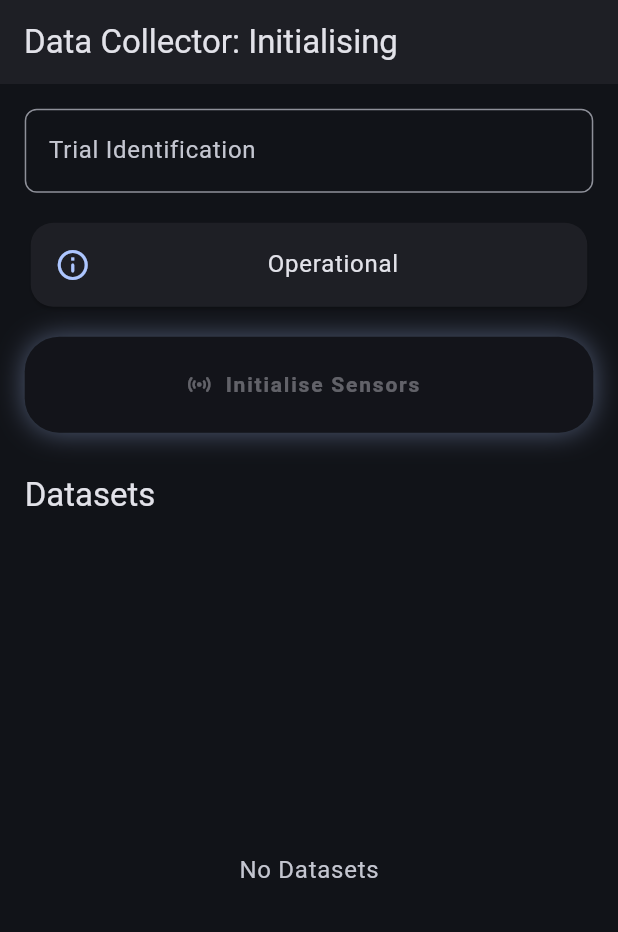
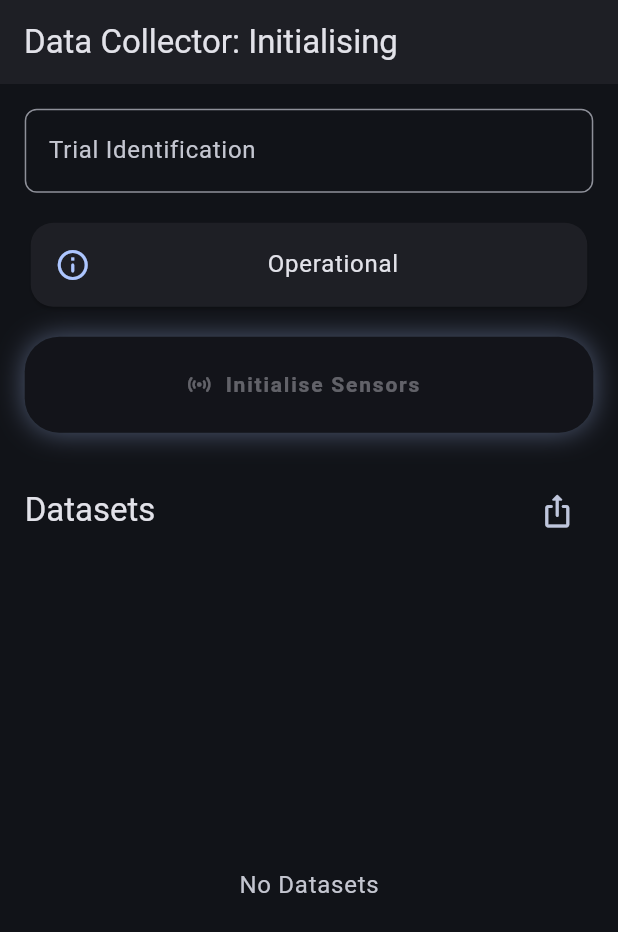
Before and after one commit to minguyeme/sprint_companion, a Flutter app: the screen it shows after launch, on a phone screen of 412 x 824 dp. Shown: the top 932 px of the screen. Run offline on Flutter 3.47's test engine with Material 3 defaults, Android fonts, the phone set to English and light mode, and no system bars; our stand-ins replace csv, geolocator, rxdart, sensors_plus, share_plus.

Commit message:
feat(DataCollector): add bulk sharing

```diff
--- a/lib/features/data_collector/data_collector_view/widgets/expanded_datasets_list.dart
+++ b/lib/features/data_collector/data_collector_view/widgets/expanded_datasets_list.dart
@@ -17,7 +17,16 @@ class ExpandedDatasetsList extends StatelessWidget {
         crossAxisAlignment: CrossAxisAlignment.stretch,
         spacing: 8,
         children: [
-          Text('Datasets', style: theme.textTheme.titleLarge),
+          Row(
+            children: [
+              Text('Datasets', style: theme.textTheme.titleLarge),
+              Spacer(),
+              IconButton(
+                onPressed: _viewModel.handleBulkShare,
+                icon: Icon(Icons.ios_share_rounded, color: theme.colorScheme.secondary)
+              ),
+            ],
+          ),
           Expanded(
             child: ListenableBuilder(
               listenable: _viewModel,
--- a/lib/features/data_collector/data_collector_view/widgets/primary_action_button.dart
+++ b/lib/features/data_collector/data_collector_view/widgets/primary_action_button.dart
@@ -24,42 +24,42 @@ class PrimaryActionButton extends StatelessWidget {
         ) = switch (_viewModel.collectorStatus) {
           CollectorStatus.inactive => (
             Icons.sensors_rounded,
-            const Text('Initialise Sensors'),
+            'Initialise Sensors',
             theme.colorScheme.surfaceContainer,
             theme.colorScheme.onSurface,
             _viewModel.initialiseScreen,
           ),
           CollectorStatus.initialising => (
             Icons.sensors_rounded,
-            const Text('Initialise Sensors'),
+            'Initialise Sensors',
             theme.colorScheme.surfaceContainer,
             theme.colorScheme.onSurface,
             null,
           ),
           CollectorStatus.idle => (
             Icons.play_arrow_rounded,
-            const Text('Start Recording'),
+            'Start Recording',
             theme.colorScheme.primaryContainer,
             theme.colorScheme.onPrimaryContainer,
             _viewModel.handlePrimaryButtonPress,
           ),
           CollectorStatus.recording => (
             Icons.stop_rounded,
-            const Text('Stop Recording'),
+            'Stop Recording',
             theme.colorScheme.tertiaryContainer,
             theme.colorScheme.onTertiaryContainer,
             _viewModel.handlePrimaryButtonPress,
           ),
           CollectorStatus.cached => (
             Icons.save_alt_rounded,
-            const Text('Save Recording'),
+            'Save Recording',
             theme.colorScheme.secondaryContainer,
             theme.colorScheme.onSecondaryContainer,
             _viewModel.handlePrimaryButtonPress,
           ),
           CollectorStatus.processing => (
             Icons.save_alt_rounded,
-            const Text('Save Recording'),
+            'Save Recording',
             theme.colorScheme.secondaryContainer,
             theme.colorScheme.onSecondaryContainer,
             null,
@@ -67,7 +67,10 @@ class PrimaryActionButton extends StatelessWidget {
         };
         return Container(
           decoration: BoxDecoration(
-            borderRadius: (theme.filledButtonTheme.style?.shape?.resolve({}) as RoundedRectangleBorder?)?.borderRadius,
+            borderRadius:
+                (theme.filledButtonTheme.style?.shape?.resolve({})
+                        as RoundedRectangleBorder?)
+                    ?.borderRadius,
             boxShadow: [
               if (action == null)
                 BoxShadow(
@@ -90,8 +93,14 @@ class PrimaryActionButton extends StatelessWidget {
               disabledBackgroundColor: bgColor.withValues(alpha: 0.12),
               disabledForegroundColor: fgColor.withValues(alpha: 0.38),
             ),
-            icon: Icon(buttonIcon),
-            label: buttonLabel,
+            icon: AnimatedSwitcher(
+              duration: const Duration(milliseconds: 200),
+              child: Icon(buttonIcon, key: ValueKey(buttonIcon)),
+            ),
+            label: AnimatedSwitcher(
+              duration: const Duration(milliseconds: 200),
+              child: Text(buttonLabel, key: ValueKey(buttonLabel)),
+            ),
           ),
         );
       },
--- a/lib/features/data_collector/data_collector_view/widgets/status_message_card.dart
+++ b/lib/features/data_collector/data_collector_view/widgets/status_message_card.dart
@@ -13,6 +13,7 @@ class StatusMessageCard extends StatefulWidget {
 class _StatusMessageCardState extends State<StatusMessageCard> {
   static const _defaultMessage = 'Operational';
   String _displayMessage = _defaultMessage;
+  bool _isFailure = false;
 
   @override
   Widget build(BuildContext context) {
@@ -21,25 +22,16 @@ class _StatusMessageCardState extends State<StatusMessageCard> {
     return ListenableBuilder(
       listenable: widget.viewModel,
       builder: (context, child) {
-        if (widget.viewModel.statusMessage != null) {
-          _displayMessage = widget.viewModel.statusMessage!;
-
-          Future.delayed(const Duration(seconds: 3), () {
-            if (!mounted) return;
-
-            setState(() {
-              _displayMessage = _defaultMessage;
-            });
-          });
-        }
+        _displayMessage = widget.viewModel.statusMessage ?? _defaultMessage;
+        _isFailure = widget.viewModel.isFailure;
 
         return Card(
           child: ListTile(
             leading: Icon(
-              widget.viewModel.isFailure
+              _isFailure
                   ? Icons.error_outline_rounded
                   : Icons.info_outline_rounded,
-              color: widget.viewModel.isFailure
+              color: _isFailure
                   ? theme.colorScheme.error
                   : theme.colorScheme.primary,
             ),
@@ -48,8 +40,6 @@ class _StatusMessageCardState extends State<StatusMessageCard> {
               child: Text(
                 _displayMessage,
                 key: ValueKey(_displayMessage),
-                maxLines: 2,
-                overflow: TextOverflow.ellipsis,
               ),
             ),
           ),
```
Also changed, not shown: lib/core/file_storage/file_management_repository.dart (+6 -3 lines), lib/features/data_collector/data_collector_view_model.dart (+41 -31 lines).
